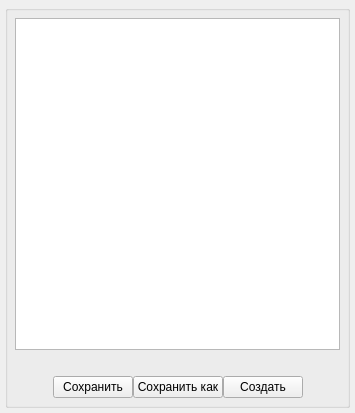
superkulpa/phx-cnc-ui, file phx-cnc-ui-mainform/src/forms/CXEditPathFile.ui: the form before one commit.
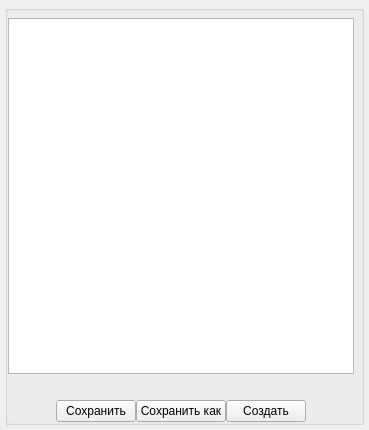
The form after the commit. Custom widgets are drawn as their Qt base class.

The edit to the form file:
```diff
--- a/phx-cnc-ui-mainform/src/forms/CXEditPathFile.ui
+++ b/phx-cnc-ui-mainform/src/forms/CXEditPathFile.ui
@@ -6,8 +6,8 @@
    <rect>
     <x>0</x>
     <y>0</y>
-    <width>355</width>
-    <height>413</height>
+    <width>369</width>
+    <height>430</height>
    </rect>
   </property>
   <property name="windowTitle">
@@ -26,9 +26,18 @@
       <string/>
      </property>
      <layout class="QVBoxLayout" name="verticalLayout_2">
-      <property name="margin">
+      <property name="leftMargin">
+       <number>0</number>
+      </property>
+      <property name="topMargin">
        <number>7</number>
       </property>
+      <property name="rightMargin">
+       <number>7</number>
+      </property>
+      <property name="bottomMargin">
+       <number>0</number>
+      </property>
       <item>
        <widget class="QTextEdit" name="mTextEdit">
         <property name="textInteractionFlags">
```
Left out of the diff: 7 changed lines with no effect on the pictures.
